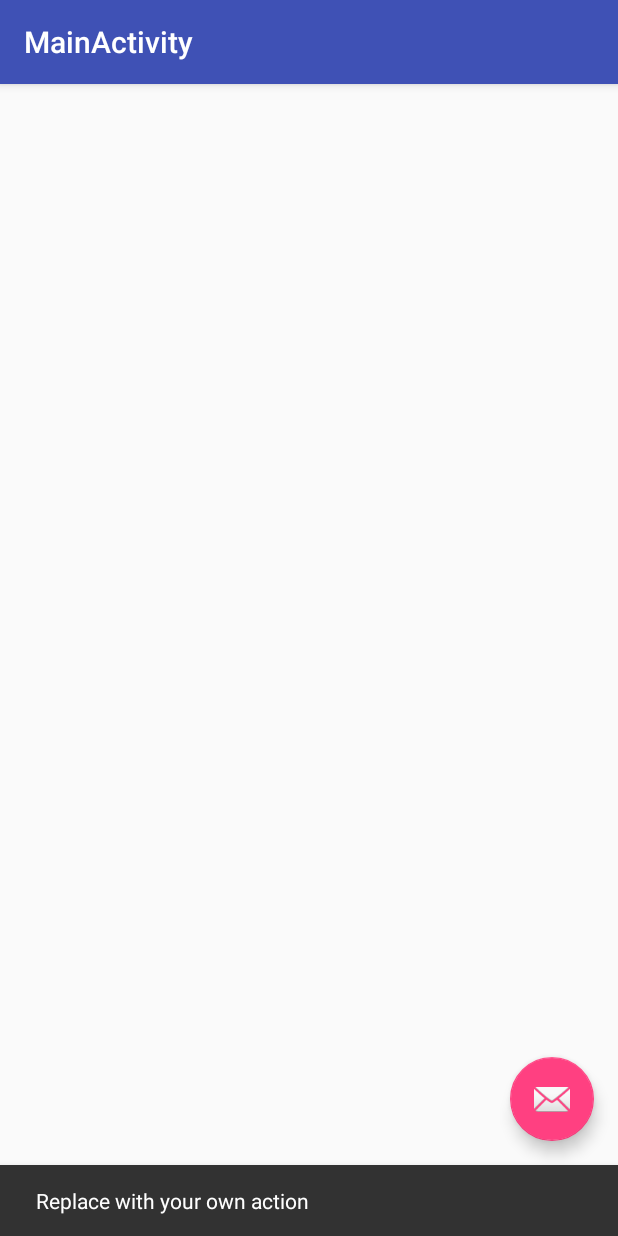
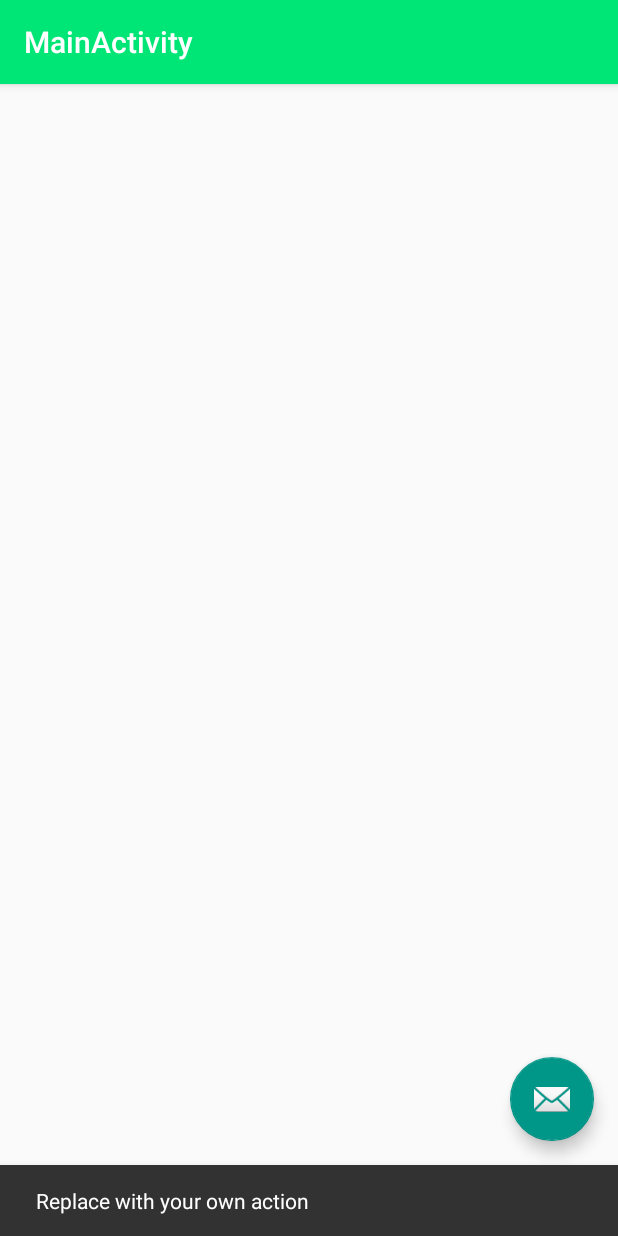
Before and after one commit to idl99/TrackIt-Ez, an Android app: the MainActivity screen opened directly, with no data from a screen before it, after a tap on an icon or button, on a phone screen of 412 x 824 dp. Run offline under Robolectric (Android 15) with nearby library versions, the phone set to English and light mode, and no system bars.

Commit message:
- changed color theme

```diff
--- a/app/src/main/res/values/colors.xml
+++ b/app/src/main/res/values/colors.xml
@@ -1,6 +1,6 @@
 <?xml version="1.0" encoding="utf-8"?>
 <resources>
-    <color name="colorPrimary">#3F51B5</color>
-    <color name="colorPrimaryDark">#303F9F</color>
-    <color name="colorAccent">#FF4081</color>
+    <color name="colorPrimary">#00E676</color>
+    <color name="colorPrimaryDark">#303030</color>
+    <color name="colorAccent">#009688</color>
 </resources>
```
